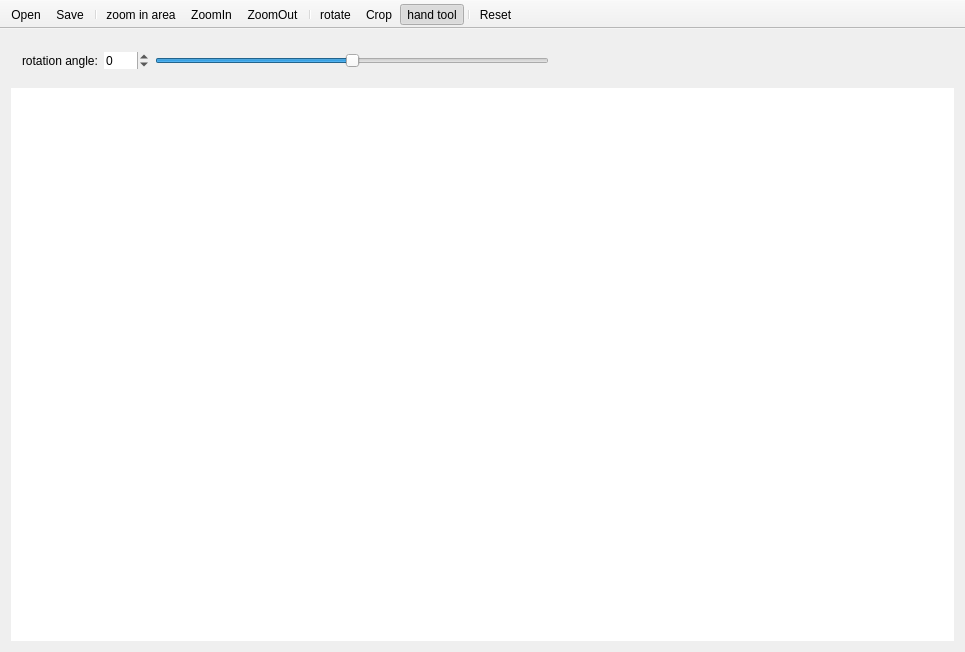
First picture: the form in ImageViewer/mainwindow.ui, repository HazemSamir/QImageViewer, before the edit.
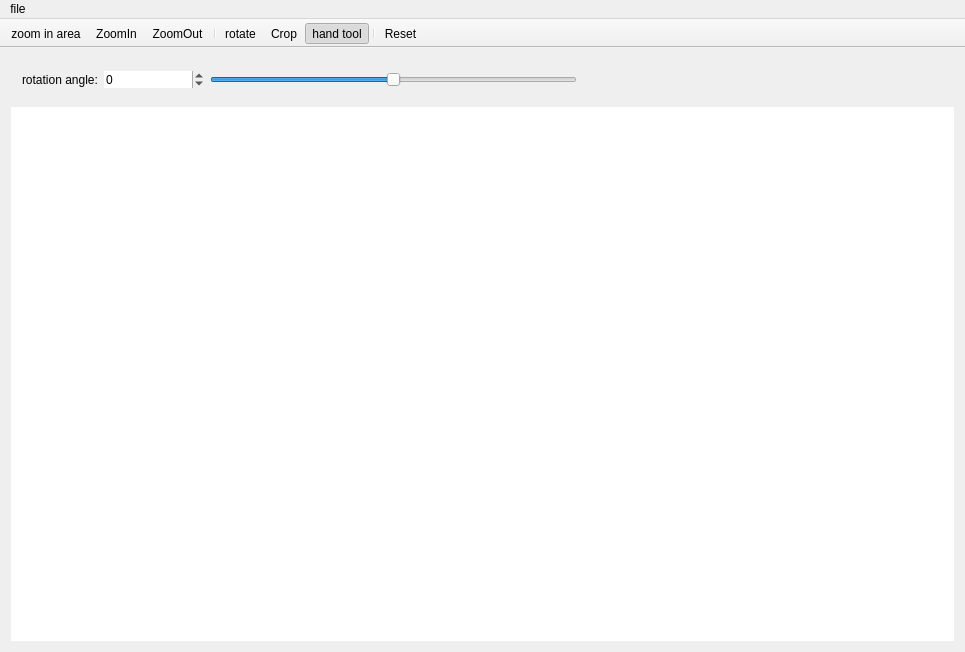
Second picture: the form after the edit. Icons and pictures are not drawn.

```diff
--- a/ImageViewer/mainwindow.ui
+++ b/ImageViewer/mainwindow.ui
@@ -36,6 +36,18 @@
          </item>
          <item>
           <widget class="QSpinBox" name="angleSpinBox">
+           <property name="minimumSize">
+            <size>
+             <width>100</width>
+             <height>10</height>
+            </size>
+           </property>
+           <property name="baseSize">
+            <size>
+             <width>100</width>
+             <height>0</height>
+            </size>
+           </property>
            <property name="frame">
             <bool>false</bool>
            </property>
@@ -79,7 +91,7 @@
            </property>
            <property name="sizeHint" stdset="0">
             <size>
-             <width>40</width>
+             <width>36</width>
              <height>20</height>
             </size>
            </property>
@@ -142,9 +154,6 @@
    <attribute name="toolBarBreak">
     <bool>false</bool>
    </attribute>
-   <addaction name="actionOpen"/>
-   <addaction name="actionSave"/>
-   <addaction name="separator"/>
    <addaction name="actionZoomInArea"/>
    <addaction name="actionZoomIn"/>
    <addaction name="actionZoomOut"/>
@@ -155,6 +164,24 @@
    <addaction name="separator"/>
    <addaction name="actionReset"/>
   </widget>
+  <widget class="QMenuBar" name="menuBar">
+   <property name="geometry">
+    <rect>
+     <x>0</x>
+     <y>0</y>
+     <width>965</width>
+     <height>20</height>
+    </rect>
+   </property>
+   <widget class="QMenu" name="menuFile">
+    <property name="title">
+     <string>file</string>
+    </property>
+    <addaction name="actionOpen"/>
+    <addaction name="actionSave"/>
+   </widget>
+   <addaction name="menuFile"/>
+  </widget>
   <action name="actionOpen">
    <property name="icon">
     <iconset>
```
